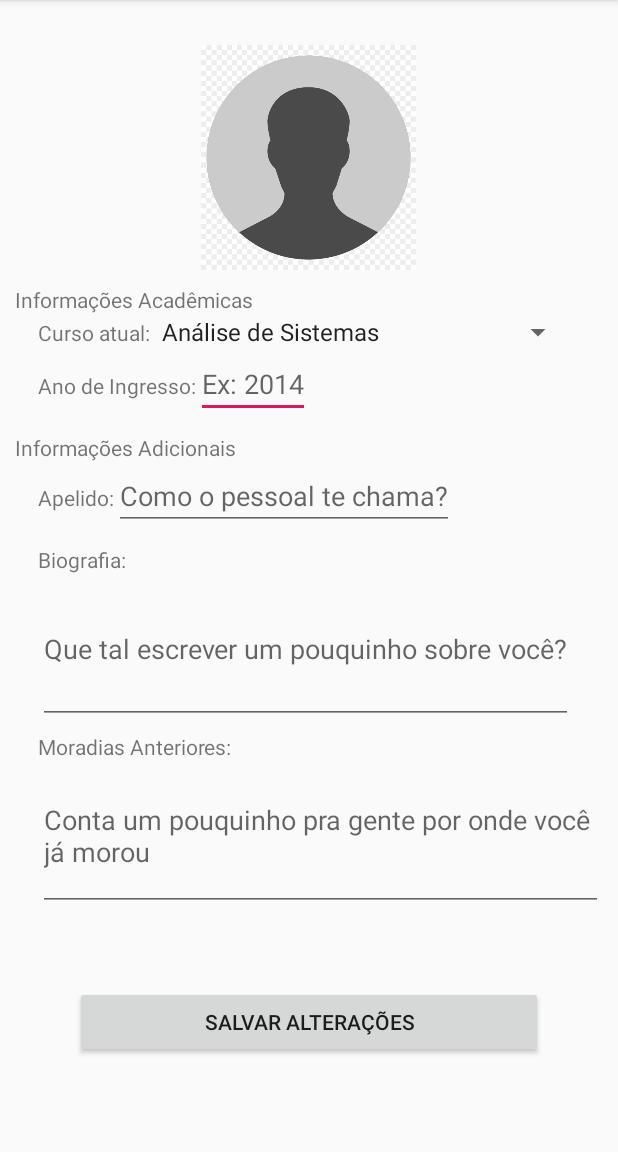
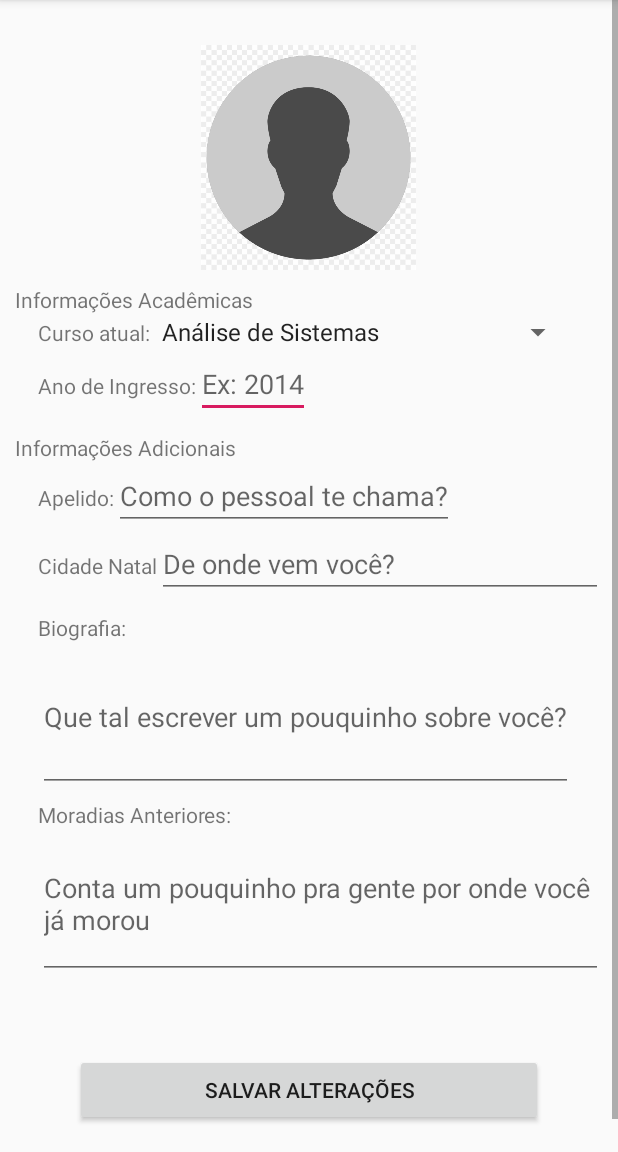
Before and after one commit to claramiranda/MoraCmg, an Android app: the fragment PerfilFragment shown on its own in the app's theme, on a phone screen of 412 x 824 dp, the part 84-1236 px from its top. Run offline under Robolectric (Android 15) with nearby library versions, the light colour scheme and no system bars.

Commit message:
Primeira versão do fragment Editar Perfil Usuário

```diff
--- a/app/src/main/res/layout/fragment_perfil.xml
+++ b/app/src/main/res/layout/fragment_perfil.xml
@@ -108,7 +108,7 @@
                 android:layout_width="match_parent"
                 android:layout_height="match_parent"
                 android:orientation="horizontal"
-                android:layout_marginBottom="10dp">
+                >
 
                 <TextView
                     android:layout_width="wrap_content"
@@ -121,6 +121,25 @@
                     android:layout_height="wrap_content"
                     android:id="@+id/edtTxtUserNickname"
                     android:hint="Como o pessoal te chama?"
+                    />
+            </LinearLayout>
+
+            <LinearLayout
+                android:layout_width="match_parent"
+                android:layout_height="match_parent"
+                android:orientation="horizontal"
+                android:layout_marginBottom="10dp">
+                <TextView
+                    android:layout_width="wrap_content"
+                    android:layout_height="wrap_content"
+                    android:text="Cidade Natal"
+                    />
+
+                <EditText
+                    android:layout_width="match_parent"
+                    android:layout_height="wrap_content"
+                    android:hint="De onde vem você?"
+                    android:id="@+id/edtTxtUserCidadeNatal"
                     />
             </LinearLayout>
 
@@ -155,6 +174,7 @@
                 android:inputType="textMultiLine"
                 android:hint="Conta um pouquinho pra gente por onde você já morou"
                 />
+
         </LinearLayout>
 
         <Button
--- a/app/src/main/res/values/strings.xml
+++ b/app/src/main/res/values/strings.xml
@@ -11,8 +11,8 @@
 
     <string name="menu_home">Home</string>
     <string name="menu_perfil">Editar Perfil</string>
-    <string name="menu_slideshow">Slideshow</string>
-    <string name="menu_tools">Tools</string>
+    <string name="menu_slideshow">Buscar vagas</string>
+    <string name="menu_tools">Aplicações</string>
     <string name="menu_share">Share</string>
     <string name="menu_send">Send</string>
     <string name="title_activity_login">Login</string>
```
